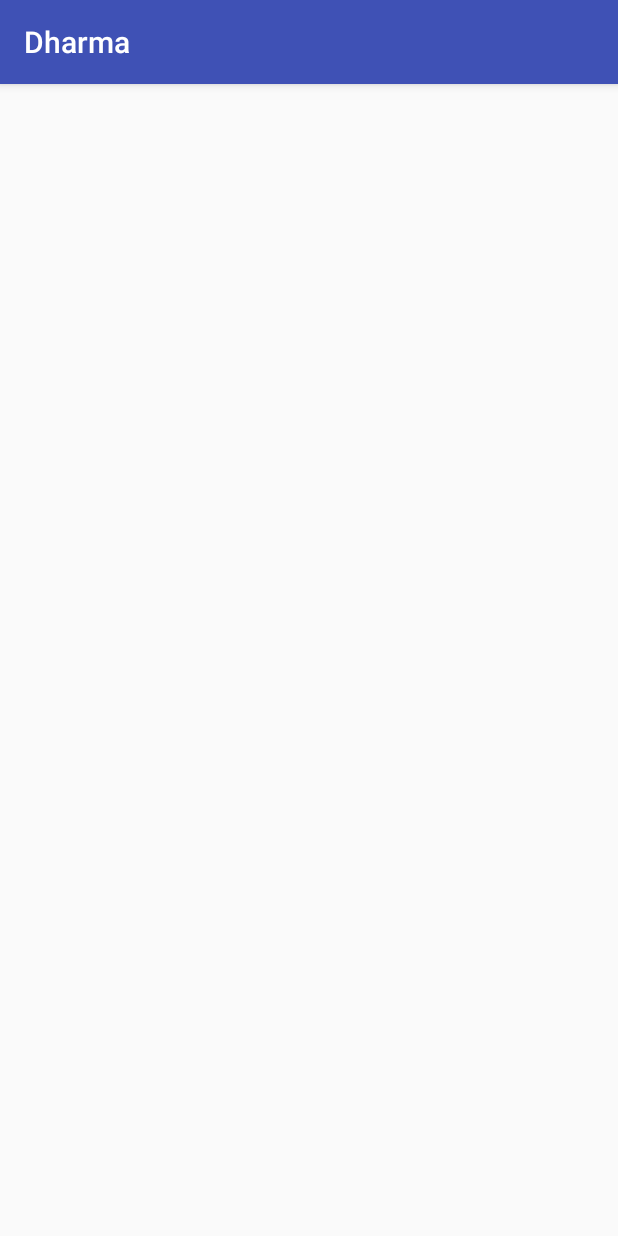
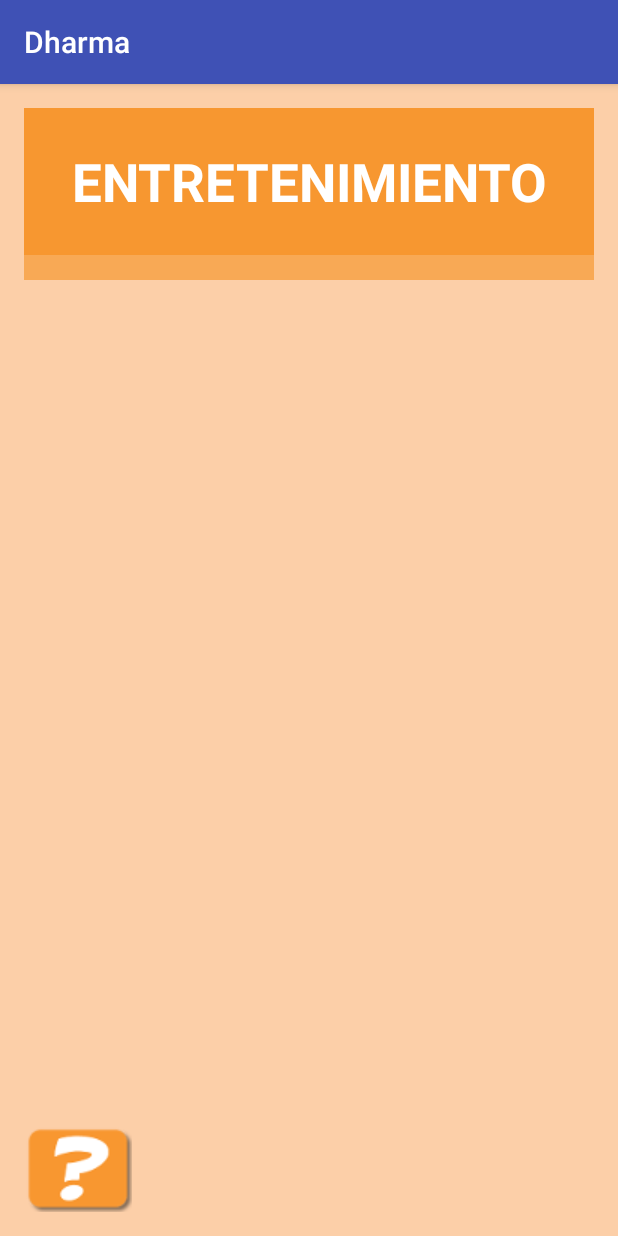
Before and after one commit to ronaldvenegasp/Dharma, an Android app: the Entretenimiento screen opened directly, with no data from a screen before it, on a phone screen of 412 x 824 dp. Run offline under Robolectric (Android 15) with nearby library versions, the phone set to English and light mode, and no system bars.

Commit message:
Configuración básica de las pantallas (Color de fondo y títulos)

```diff
--- a/app/src/main/java/com/example/personal/dharma/Entretenimiento.java
+++ b/app/src/main/java/com/example/personal/dharma/Entretenimiento.java
@@ -1,7 +1,9 @@
 package com.example.personal.dharma;
 
+import android.content.Intent;
 import android.support.v7.app.AppCompatActivity;
 import android.os.Bundle;
+import android.view.View;
 
 public class Entretenimiento extends AppCompatActivity {
 
@@ -9,5 +11,13 @@ public class Entretenimiento extends AppCompatActivity {
     protected void onCreate(Bundle savedInstanceState) {
         super.onCreate(savedInstanceState);
         setContentView(R.layout.activity_entretenimiento);
+
+        //Al tocar sobre el botón de Ayuda, se pasa a la actividad Ayuda de la aplicación
+        findViewById(R.id.boton_ayuda).setOnClickListener(new View.OnClickListener() {
+            @Override
+            public void onClick(View v) {
+                startActivity(new Intent(Entretenimiento.this, Ayuda.class));
+            }
+        });
     }
 }
--- a/app/src/main/res/layout/activity_entretenimiento.xml
+++ b/app/src/main/res/layout/activity_entretenimiento.xml
@@ -7,6 +7,47 @@
     android:paddingLeft="@dimen/activity_horizontal_margin"
     android:paddingRight="@dimen/activity_horizontal_margin"
     android:paddingTop="@dimen/activity_vertical_margin"
-    tools:context="com.example.personal.dharma.Entretenimiento">
+    tools:context="com.example.personal.dharma.Entretenimiento"
+    android:background="#FCCFA8">
+
+    <TextView
+        android:layout_width="match_parent"
+        android:layout_height="wrap_content"
+        android:textAlignment="center"
+        android:textSize="40dp"
+        android:id="@+id/textView15"
+        android:textStyle="bold"
+        android:textColor="#FFFFFF"
+        android:background="#F8A955"
+        android:padding="25dp"
+        android:password="false"
+        android:layout_alignTop="@+id/textView14"
+        android:layout_alignParentEnd="true"
+        android:layout_marginTop="10dp" />
+
+    <TextView
+        android:layout_width="match_parent"
+        android:layout_height="wrap_content"
+        android:text="ENTRETENIMIENTO"
+        android:textAlignment="center"
+        android:textSize="35dp"
+        android:id="@+id/textView14"
+        android:textStyle="bold"
+        android:textColor="#FFFFFF"
+        android:background="#F79730"
+        android:padding="25dp"
+        android:elegantTextHeight="false"
+        android:layout_alignParentTop="true"
+        android:layout_centerHorizontal="true" />
+
+    <ImageView
+        android:layout_width="wrap_content"
+        android:layout_height="wrap_content"
+        android:id="@+id/boton_ayuda"
+        android:padding="0dp"
+        android:scaleType="center"
+        android:src="@drawable/boton_ayuda"
+        android:layout_alignParentBottom="true"
+        android:layout_alignParentStart="true" />
 
 </RelativeLayout>
--- a/app/src/main/res/layout/activity_hacer_pedido.xml
+++ b/app/src/main/res/layout/activity_hacer_pedido.xml
@@ -24,14 +24,14 @@
         android:layout_alignParentStart="true"
         android:layout_above="@+id/imageView4"
         android:layout_alignTop="@+id/textView10"
-        android:layout_marginBottom="5dp" />
+        android:layout_marginBottom="10dp" />
 
     <TextView
         android:layout_width="match_parent"
         android:layout_height="wrap_content"
         android:text="HACER PEDIDO"
         android:textAlignment="center"
-        android:textSize="40dp"
+        android:textSize="35dp"
         android:id="@+id/textView10"
         android:textStyle="bold"
         android:textColor="#FFFFFF"
@@ -53,7 +53,7 @@
     <ImageView
         android:layout_width="wrap_content"
         android:layout_height="wrap_content"
-        android:id="@+id/imageView5"
+        android:id="@+id/boton_ayuda"
         android:padding="0dp"
         android:scaleType="center"
         android:src="@drawable/boton_ayuda"
--- a/app/src/main/res/layout/activity_main.xml
+++ b/app/src/main/res/layout/activity_main.xml
@@ -23,7 +23,7 @@
         android:padding="25dp"
         android:layout_alignTop="@+id/transicion"
         android:layout_alignParentStart="true"
-        android:layout_marginTop="18dp"
+        android:layout_marginTop="10dp"
         android:password="false" />
 
     <TextView
@@ -31,7 +31,7 @@
         android:layout_height="wrap_content"
         android:text="BIENVENIDO"
         android:textAlignment="center"
-        android:textSize="40dp"
+        android:textSize="35dp"
         android:id="@+id/textView2"
         android:textStyle="bold"
         android:textColor="#FFFFFF"
```
Also changed, not shown: app/src/main/java/com/example/personal/dharma/HacerPedido.java (+10 -0 lines), app/src/main/java/com/example/personal/dharma/Pagar.java (+10 -0 lines), app/src/main/java/com/example/personal/dharma/Pqrs.java (+10 -0 lines), app/src/main/res/layout/activity_ayuda.xml (+26 -5 lines), app/src/main/res/layout/activity_numero_mesa.xml (+8 -6 lines), app/src/main/res/layout/activity_pagar.xml (+42 -1 lines), app/src/main/res/layout/activity_pqrs.xml (+42 -1 lines).
